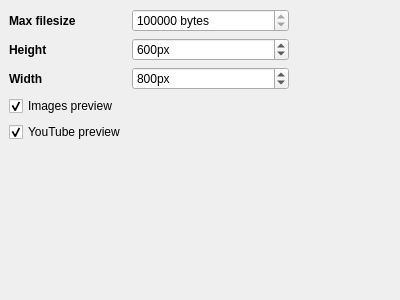
Qt form urlpreview/src/urlpreviewsettings.ui (euroelessar/qutim) before a commit.
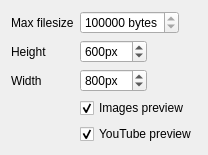
The same form after that commit.

Commit message: Form polishing!!!!

Diff of the .ui file:
```diff
--- a/urlpreview/src/urlpreviewsettings.ui
+++ b/urlpreview/src/urlpreviewsettings.ui
@@ -6,43 +6,28 @@
    <rect>
     <x>0</x>
     <y>0</y>
-    <width>400</width>
-    <height>300</height>
+    <width>208</width>
+    <height>143</height>
    </rect>
   </property>
   <property name="windowTitle">
    <string>Form</string>
   </property>
-  <widget class="QWidget" name="formLayoutWidget">
-   <property name="geometry">
-    <rect>
-     <x>9</x>
-     <y>9</y>
-     <width>280</width>
-     <height>271</height>
-    </rect>
-   </property>
-   <layout class="QFormLayout" name="formLayout">
+  <layout class="QFormLayout" name="formLayout_2">
     <property name="fieldGrowthPolicy">
-     <enum>QFormLayout::AllNonFixedFieldsGrow</enum>
-    </property>
-    <item row="1" column="0">
+    <enum>QFormLayout::ExpandingFieldsGrow</enum>
+   </property>
+   <item row="0" column="0">
      <widget class="QLabel" name="label_2">
       <property name="enabled">
        <bool>true</bool>
       </property>
-      <property name="font">
-       <font>
-        <weight>75</weight>
-        <bold>true</bold>
-       </font>
-      </property>
       <property name="text">
        <string>Max filesize</string>
       </property>
      </widget>
     </item>
-    <item row="1" column="1">
+   <item row="0" column="1">
      <widget class="QSpinBox" name="maxFileSize">
       <property name="toolTip">
        <string>Max picture size to preview </string>
@@ -58,7 +43,14 @@
       </property>
      </widget>
     </item>
-    <item row="3" column="1">
+   <item row="1" column="0">
+    <widget class="QLabel" name="label_3">
+     <property name="text">
+      <string>Height</string>
+     </property>
+    </widget>
+   </item>
+   <item row="1" column="1">
      <widget class="QSpinBox" name="maxHeight">
       <property name="toolTip">
        <string>Max height of images preview.</string>
@@ -80,20 +72,14 @@
       </property>
      </widget>
     </item>
-    <item row="3" column="0">
-     <widget class="QLabel" name="label_3">
-      <property name="font">
-       <font>
-        <weight>75</weight>
-        <bold>true</bold>
-       </font>
-      </property>
+   <item row="2" column="0">
+    <widget class="QLabel" name="label_5">
       <property name="text">
-       <string>Height</string>
+      <string>Width</string>
       </property>
      </widget>
     </item>
-    <item row="5" column="1">
+   <item row="2" column="1">
      <widget class="QSpinBox" name="maxWidth">
       <property name="toolTip">
        <string>Max width of images preview.</string>
@@ -115,20 +101,7 @@
       </property>
      </widget>
     </item>
-    <item row="5" column="0">
-     <widget class="QLabel" name="label_5">
-      <property name="font">
-       <font>
-        <weight>75</weight>
-        <bold>true</bold>
-       </font>
-      </property>
-      <property name="text">
-       <string>Width</string>
-      </property>
-     </widget>
-    </item>
-    <item row="7" column="0">
+   <item row="3" column="1">
      <widget class="QCheckBox" name="imagesPreview">
       <property name="text">
        <string>Images preview</string>
@@ -138,7 +111,7 @@
       </property>
      </widget>
     </item>
-    <item row="8" column="0">
+   <item row="4" column="1">
      <widget class="QCheckBox" name="youtubePreview">
       <property name="text">
        <string>YouTube preview</string>
@@ -149,7 +122,6 @@
      </widget>
     </item>
    </layout>
-  </widget>
  </widget>
  <resources/>
  <connections/>
```
Lines whose indentation alone changed are shown as unchanged.
